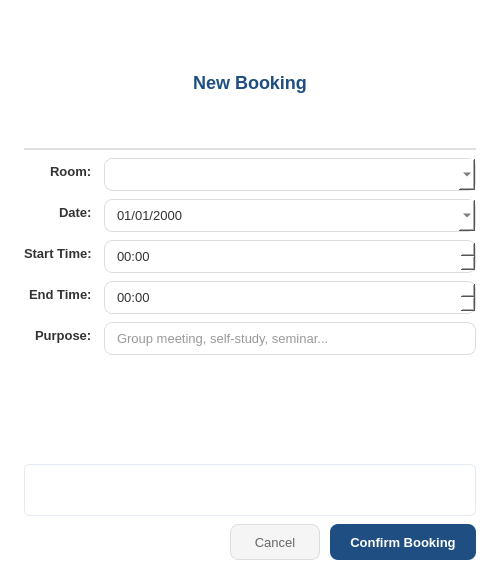
Old version of the form ui/BookingDialog.ui in the repository maihuybao/SmartLockUEL.
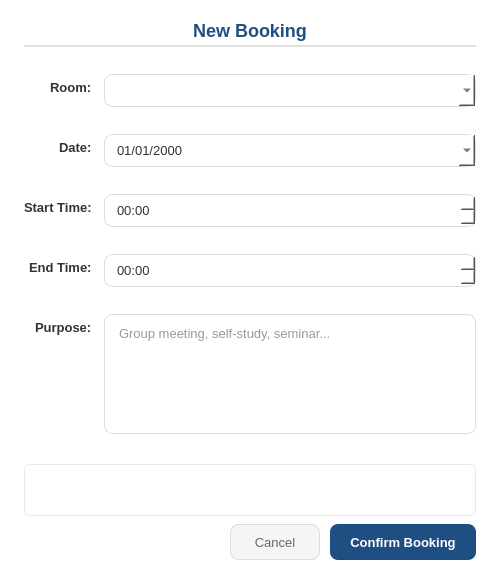
New version of the form.

Commit message: Migrate bookings to date/time; update docs & UI

```diff
--- a/ui/BookingDialog.ui
+++ b/ui/BookingDialog.ui
@@ -58,6 +58,9 @@
    </item>
    <item>
     <layout class="QFormLayout" name="formLayout">
+     <property name="fieldGrowthPolicy">
+      <enum>QFormLayout::AllNonFixedFieldsGrow</enum>
+     </property>
      <property name="labelAlignment">
       <set>Qt::AlignRight|Qt::AlignTrailing|Qt::AlignVCenter</set>
      </property>
@@ -145,10 +148,26 @@
       </widget>
      </item>
      <item row="4" column="1">
-      <widget class="QLineEdit" name="lineEditPurpose">
+      <widget class="QPlainTextEdit" name="lineEditPurpose">
+       <property name="minimumSize">
+        <size>
+         <width>0</width>
+         <height>80</height>
+        </size>
+       </property>
+       <property name="maximumSize">
+        <size>
+         <width>16777215</width>
+         <height>120</height>
+        </size>
+       </property>
        <property name="placeholderText">
         <string>Group meeting, self-study, seminar...</string>
        </property>
+       <property name="styleSheet">
+        <string notr="true">QPlainTextEdit { padding: 7px 10px; border: 1px solid #ddd; border-radius: 8px; font-size: 13px; color: #333; background: white; }
+QPlainTextEdit:focus { border: 1px solid #1F4F82; }</string>
+       </property>
       </widget>
      </item>
     </layout>
```
The commit also changes 21 other files.
